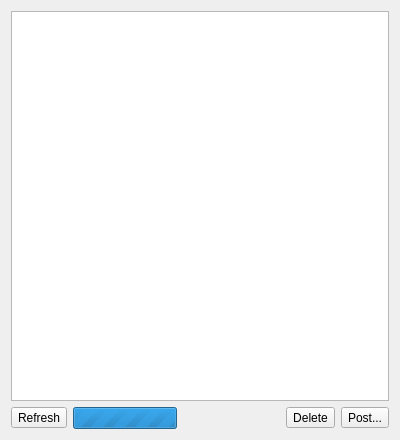
The window that qw_client/QwcNewsWidget.ui (pcjpnet/qwired-suite) describes before a commit, drawn with Qt 5.
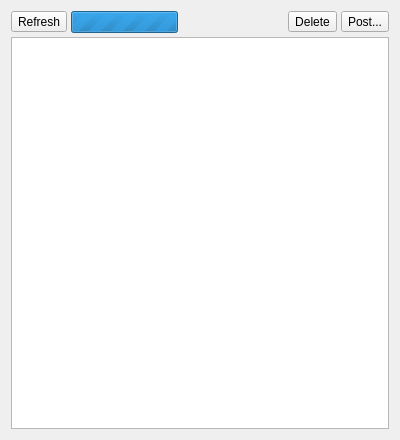
The same window after the commit.

Patch:
```diff
--- a/qw_client/QwcNewsWidget.ui
+++ b/qw_client/QwcNewsWidget.ui
@@ -13,29 +13,15 @@
   <property name="windowTitle">
    <string>News</string>
   </property>
-  <layout class="QVBoxLayout">
-   <item>
-    <widget class="QTextEdit" name="fNews">
-     <property name="readOnly">
-      <bool>true</bool>
-     </property>
-     <property name="html">
-      <string>&lt;!DOCTYPE HTML PUBLIC &quot;-//W3C//DTD HTML 4.0//EN&quot; &quot;http://www.w3.org/TR/REC-html40/strict.dtd&quot;&gt;
-&lt;html&gt;&lt;head&gt;&lt;meta name=&quot;qrichtext&quot; content=&quot;1&quot; /&gt;&lt;style type=&quot;text/css&quot;&gt;
-p, li { white-space: pre-wrap; }
-&lt;/style&gt;&lt;/head&gt;&lt;body style=&quot; font-family:'Lucida Grande'; font-size:13pt; font-weight:400; font-style:normal;&quot;&gt;
-&lt;p style=&quot;-qt-paragraph-type:empty; margin-top:0px; margin-bottom:0px; margin-left:0px; margin-right:0px; -qt-block-indent:0; text-indent:0px;&quot;&gt;&lt;/p&gt;&lt;/body&gt;&lt;/html&gt;</string>
-     </property>
-     <property name="overwriteMode">
-      <bool>true</bool>
-     </property>
-     <property name="textInteractionFlags">
-      <set>Qt::LinksAccessibleByMouse|Qt::TextSelectableByMouse</set>
-     </property>
-    </widget>
-   </item>
+  <layout class="QVBoxLayout" name="verticalLayout">
+   <property name="spacing">
+    <number>4</number>
+   </property>
    <item>
     <layout class="QHBoxLayout">
+     <property name="spacing">
+      <number>4</number>
+     </property>
      <item>
       <widget class="QToolButton" name="fBtnRefresh">
        <property name="text">
@@ -82,6 +68,26 @@
      </item>
     </layout>
    </item>
+   <item>
+    <widget class="QTextEdit" name="fNews">
+     <property name="readOnly">
+      <bool>true</bool>
+     </property>
+     <property name="html">
+      <string>&lt;!DOCTYPE HTML PUBLIC &quot;-//W3C//DTD HTML 4.0//EN&quot; &quot;http://www.w3.org/TR/REC-html40/strict.dtd&quot;&gt;
+&lt;html&gt;&lt;head&gt;&lt;meta name=&quot;qrichtext&quot; content=&quot;1&quot; /&gt;&lt;style type=&quot;text/css&quot;&gt;
+p, li { white-space: pre-wrap; }
+&lt;/style&gt;&lt;/head&gt;&lt;body style=&quot; font-family:'Lucida Grande'; font-size:13pt; font-weight:400; font-style:normal;&quot;&gt;
+&lt;p style=&quot;-qt-paragraph-type:empty; margin-top:0px; margin-bottom:0px; margin-left:0px; margin-right:0px; -qt-block-indent:0; text-indent:0px;&quot;&gt;&lt;/p&gt;&lt;/body&gt;&lt;/html&gt;</string>
+     </property>
+     <property name="overwriteMode">
+      <bool>true</bool>
+     </property>
+     <property name="textInteractionFlags">
+      <set>Qt::LinksAccessibleByMouse|Qt::TextSelectableByMouse</set>
+     </property>
+    </widget>
+   </item>
   </layout>
  </widget>
  <resources/>
```
